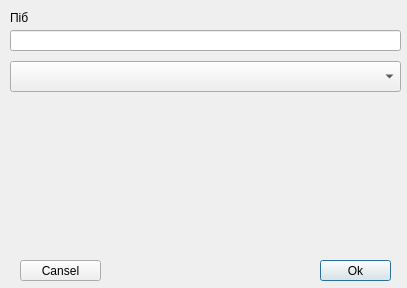
Old version of the form ui/dialog.ui in the repository K4VOOM/raport.
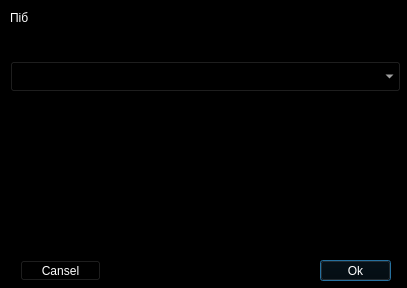
New version of the form.

Patch:
```diff
--- a/ui/dialog.ui
+++ b/ui/dialog.ui
@@ -10,6 +10,475 @@
     <height>288</height>
    </rect>
   </property>
+  <property name="palette">
+   <palette>
+    <active>
+     <colorrole role="WindowText">
+      <brush brushstyle="SolidPattern">
+       <color alpha="255">
+        <red>255</red>
+        <green>255</green>
+        <blue>255</blue>
+       </color>
+      </brush>
+     </colorrole>
+     <colorrole role="Button">
+      <brush brushstyle="SolidPattern">
+       <color alpha="255">
+        <red>0</red>
+        <green>0</green>
+        <blue>0</blue>
+       </color>
+      </brush>
+     </colorrole>
+     <colorrole role="Light">
+      <brush brushstyle="SolidPattern">
+       <color alpha="255">
+        <red>0</red>
+        <green>0</green>
+        <blue>0</blue>
+       </color>
+      </brush>
+     </colorrole>
+     <colorrole role="Midlight">
+      <brush brushstyle="SolidPattern">
+       <color alpha="255">
+        <red>0</red>
+        <green>0</green>
+        <blue>0</blue>
+       </color>
+      </brush>
+     </colorrole>
+     <colorrole role="Dark">
+      <brush brushstyle="SolidPattern">
+       <color alpha="255">
+        <red>0</red>
+        <green>0</green>
+        <blue>0</blue>
+       </color>
+      </brush>
+     </colorrole>
+     <colorrole role="Mid">
+      <brush brushstyle="SolidPattern">
+       <color alpha="255">
+        <red>0</red>
+        <green>0</green>
+        <blue>0</blue>
+       </color>
+      </brush>
+     </colorrole>
+     <colorrole role="Text">
+      <brush brushstyle="SolidPattern">
+       <color alpha="255">
+        <red>255</red>
+        <green>255</green>
+        <blue>255</blue>
+       </color>
+      </brush>
+     </colorrole>
+     <colorrole role="BrightText">
+      <brush brushstyle="SolidPattern">
+       <color alpha="255">
+        <red>255</red>
+        <green>255</green>
+        <blue>255</blue>
+       </color>
+      </brush>
+     </colorrole>
+     <colorrole role="ButtonText">
+      <brush brushstyle="SolidPattern">
+       <color alpha="255">
+        <red>255</red>
+        <green>255</green>
+        <blue>255</blue>
+       </color>
+      </brush>
+     </colorrole>
+     <colorrole role="Base">
+      <brush brushstyle="SolidPattern">
+       <color alpha="255">
+        <red>0</red>
+        <green>0</green>
+        <blue>0</blue>
+       </color>
+      </brush>
+     </colorrole>
+     <colorrole role="Window">
+      <brush brushstyle="SolidPattern">
+       <color alpha="255">
+        <red>0</red>
+        <green>0</green>
+        <blue>0</blue>
+       </color>
+      </brush>
+     </colorrole>
+     <colorrole role="Shadow">
+      <brush brushstyle="SolidPattern">
+       <color alpha="255">
+        <red>0</red>
+        <green>0</green>
+        <blue>0</blue>
+       </color>
+      </brush>
+     </colorrole>
+     <colorrole role="AlternateBase">
+      <brush brushstyle="SolidPattern">
+       <color alpha="255">
+        <red>0</red>
+        <green>0</green>
+        <blue>0</blue>
+       </color>
+      </brush>
+     </colorrole>
+     <colorrole role="ToolTipBase">
+      <brush brushstyle="SolidPattern">
+       <color alpha="255">
+        <red>255</red>
+        <green>255</green>
+        <blue>220</blue>
+       </color>
+      </brush>
+     </colorrole>
+     <colorrole role="ToolTipText">
+      <brush brushstyle="SolidPattern">
+       <color alpha="255">
+        <red>0</red>
+        <green>0</green>
+        <blue>0</blue>
+       </color>
+      </brush>
+     </colorrole>
+     <colorrole role="PlaceholderText">
+      <brush brushstyle="SolidPattern">
+       <color alpha="127">
+        <red>255</red>
+        <green>255</green>
+        <blue>255</blue>
+       </color>
+      </brush>
+     </colorrole>
+     <colorrole role="Accent">
+      <brush brushstyle="SolidPattern">
+       <color alpha="255">
+        <red>0</red>
+        <green>0</green>
+        <blue>0</blue>
+       </color>
+      </brush>
+     </colorrole>
+    </active>
+    <inactive>
+     <colorrole role="WindowText">
+      <brush brushstyle="SolidPattern">
+       <color alpha="255">
+        <red>255</red>
+        <green>255</green>
+        <blue>255</blue>
+       </color>
+      </brush>
+     </colorrole>
+     <colorrole role="Button">
+      <brush brushstyle="SolidPattern">
+       <color alpha="255">
+        <red>0</red>
+        <green>0</green>
+        <blue>0</blue>
+       </color>
+      </brush>
+     </colorrole>
+     <colorrole role="Light">
+      <brush brushstyle="SolidPattern">
+       <color alpha="255">
+        <red>0</red>
+        <green>0</green>
+        <blue>0</blue>
+       </color>
+      </brush>
+     </colorrole>
+     <colorrole role="Midlight">
+      <brush brushstyle="SolidPattern">
+       <color alpha="255">
+        <red>0</red>
+        <green>0</green>
+        <blue>0</blue>
+       </color>
+      </brush>
+     </colorrole>
+     <colorrole role="Dark">
+      <brush brushstyle="SolidPattern">
+       <color alpha="255">
+        <red>0</red>
+        <green>0</green>
+        <blue>0</blue>
+       </color>
+      </brush>
+     </colorrole>
+     <colorrole role="Mid">
+      <brush brushstyle="SolidPattern">
+       <color alpha="255">
+        <red>0</red>
+        <green>0</green>
+        <blue>0</blue>
+       </color>
+      </brush>
+     </colorrole>
+     <colorrole role="Text">
+      <brush brushstyle="SolidPattern">
+       <color alpha="255">
+        <red>255</red>
+        <green>255</green>
+        <blue>255</blue>
+       </color>
+      </brush>
+     </colorrole>
+     <colorrole role="BrightText">
+      <brush brushstyle="SolidPattern">
+       <color alpha="255">
+        <red>255</red>
+        <green>255</green>
+        <blue>255</blue>
+       </color>
+      </brush>
+     </colorrole>
+     <colorrole role="ButtonText">
+      <brush brushstyle="SolidPattern">
+       <color alpha="255">
+        <red>255</red>
+        <green>255</green>
+        <blue>255</blue>
+       </color>
+      </brush>
+     </colorrole>
+     <colorrole role="Base">
+      <brush brushstyle="SolidPattern">
+       <color alpha="255">
+        <red>0</red>
+        <green>0</green>
+        <blue>0</blue>
+       </color>
+      </brush>
+     </colorrole>
+     <colorrole role="Window">
+      <brush brushstyle="SolidPattern">
+       <color alpha="255">
+        <red>0</red>
+        <green>0</green>
+        <blue>0</blue>
+       </color>
+      </brush>
+     </colorrole>
+     <colorrole role="Shadow">
+      <brush brushstyle="SolidPattern">
+       <color alpha="255">
+        <red>0</red>
+        <green>0</green>
+        <blue>0</blue>
+       </color>
+      </brush>
+     </colorrole>
+     <colorrole role="AlternateBase">
+      <brush brushstyle="SolidPattern">
+       <color alpha="255">
+        <red>0</red>
+        <green>0</green>
+        <blue>0</blue>
+       </color>
+      </brush>
+     </colorrole>
+     <colorrole role="ToolTipBase">
+      <brush brushstyle="SolidPattern">
+       <color alpha="255">
+        <red>255</red>
+        <green>255</green>
+        <blue>220</blue>
+       </color>
+      </brush>
+     </colorrole>
+     <colorrole role="ToolTipText">
+      <brush brushstyle="SolidPattern">
+       <color alpha="255">
+        <red>0</red>
+        <green>0</green>
+        <blue>0</blue>
+       </color>
+      </brush>
+     </colorrole>
+     <colorrole role="PlaceholderText">
+      <brush brushstyle="SolidPattern">
+       <color alpha="127">
+        <red>255</red>
+        <green>255</green>
+        <blue>255</blue>
+       </color>
+      </brush>
+     </colorrole>
+     <colorrole role="Accent">
+      <brush brushstyle="SolidPattern">
+       <color alpha="255">
+        <red>0</red>
+        <green>0</green>
+        <blue>0</blue>
+       </color>
+      </brush>
+     </colorrole>
+    </inactive>
+    <disabled>
+     <colorrole role="WindowText">
+      <brush brushstyle="SolidPattern">
+       <color alpha="255">
+        <red>0</red>
+        <green>0</green>
+        <blue>0</blue>
+       </color>
+      </brush>
+     </colorrole>
+     <colorrole role="Button">
+      <brush brushstyle="SolidPattern">
+       <color alpha="255">
+        <red>0</red>
+        <green>0</green>
+        <blue>0</blue>
+       </color>
+      </brush>
+     </colorrole>
+     <colorrole role="Light">
+      <brush brushstyle="SolidPattern">
+       <color alpha="255">
+        <red>0</red>
+        <green>0</green>
+        <blue>0</blue>
+       </color>
+      </brush>
+     </colorrole>
+     <colorrole role="Midlight">
+      <brush brushstyle="SolidPattern">
+       <color alpha="255">
+        <red>0</red>
+        <green>0</green>
+        <blue>0</blue>
+       </color>
+      </brush>
+     </colorrole>
+     <colorrole role="Dark">
+      <brush brushstyle="SolidPattern">
+       <color alpha="255">
+        <red>0</red>
+        <green>0</green>
+        <blue>0</blue>
+       </color>
+      </brush>
+     </colorrole>
+     <colorrole role="Mid">
+      <brush brushstyle="SolidPattern">
+       <color alpha="255">
+        <red>0</red>
+        <green>0</green>
+        <blue>0</blue>
+       </color>
+      </brush>
+     </colorrole>
+     <colorrole role="Text">
+      <brush brushstyle="SolidPattern">
+       <color alpha="255">
+        <red>0</red>
+        <green>0</green>
+        <blue>0</blue>
+       </color>
+      </brush>
+     </colorrole>
+     <colorrole role="BrightText">
+      <brush brushstyle="SolidPattern">
+       <color alpha="255">
+        <red>255</red>
+        <green>255</green>
+        <blue>255</blue>
+       </color>
+      </brush>
+     </colorrole>
+     <colorrole role="ButtonText">
+      <brush brushstyle="SolidPattern">
+       <color alpha="255">
+        <red>0</red>
+        <green>0</green>
+        <blue>0</blue>
+       </color>
+      </brush>
+     </colorrole>
+     <colorrole role="Base">
+      <brush brushstyle="SolidPattern">
+       <color alpha="255">
+        <red>0</red>
+        <green>0</green>
+        <blue>0</blue>
+       </color>
+      </brush>
+     </colorrole>
+     <colorrole role="Window">
+      <brush brushstyle="SolidPattern">
+       <color alpha="255">
+        <red>0</red>
+        <green>0</green>
+        <blue>0</blue>
+       </color>
+      </brush>
+     </colorrole>
+     <colorrole role="Shadow">
+      <brush brushstyle="SolidPattern">
+       <color alpha="255">
+        <red>0</red>
+        <green>0</green>
+        <blue>0</blue>
+       </color>
+      </brush>
+     </colorrole>
+     <colorrole role="AlternateBase">
+      <brush brushstyle="SolidPattern">
+       <color alpha="255">
+        <red>0</red>
+        <green>0</green>
+        <blue>0</blue>
+       </color>
+      </brush>
+     </colorrole>
+     <colorrole role="ToolTipBase">
+      <brush brushstyle="SolidPattern">
+       <color alpha="255">
+        <red>255</red>
+        <green>255</green>
+        <blue>220</blue>
+       </color>
+      </brush>
+     </colorrole>
+     <colorrole role="ToolTipText">
+      <brush brushstyle="SolidPattern">
+       <color alpha="255">
+        <red>0</red>
+        <green>0</green>
+        <blue>0</blue>
+       </color>
+      </brush>
+     </colorrole>
+     <colorrole role="PlaceholderText">
+      <brush brushstyle="SolidPattern">
+       <color alpha="127">
+        <red>0</red>
+        <green>0</green>
+        <blue>0</blue>
+       </color>
+      </brush>
+     </colorrole>
+     <colorrole role="Accent">
+      <brush brushstyle="SolidPattern">
+       <color alpha="255">
+        <red>0</red>
+        <green>0</green>
+        <blue>0</blue>
+       </color>
+      </brush>
+     </colorrole>
+    </disabled>
+   </palette>
+  </property>
   <property name="windowTitle">
    <string>Dialog</string>
   </property>
```
